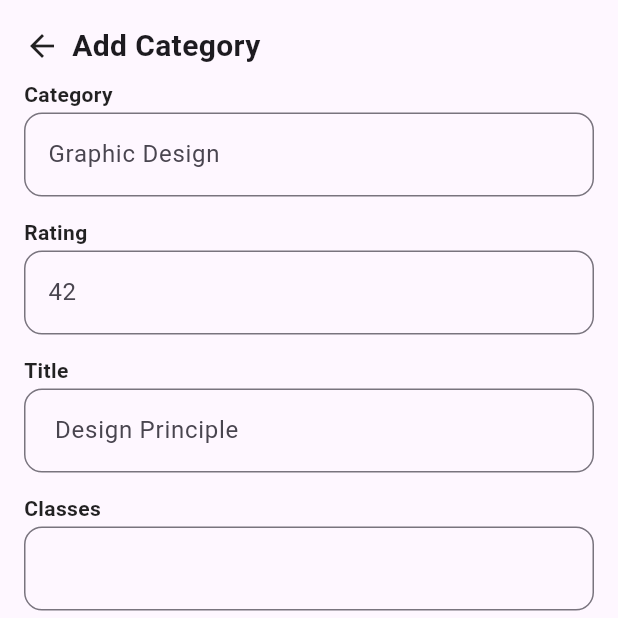
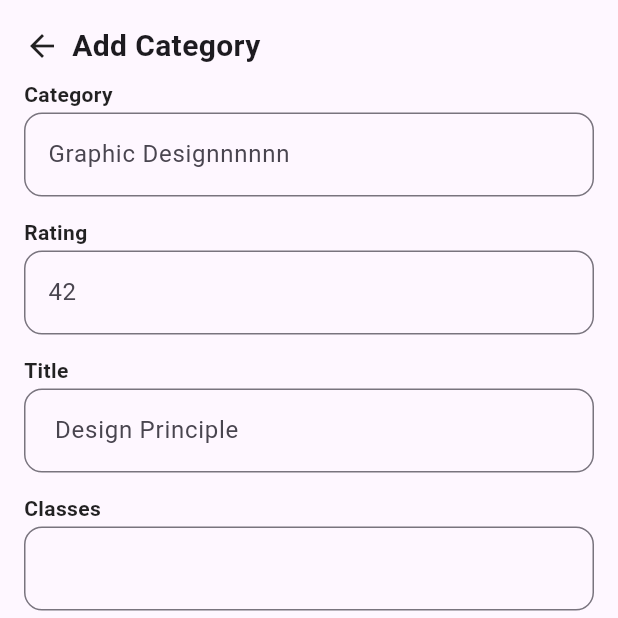
Before and after one commit to Ni7khi7l/Edupro, a Flutter app: the Category screen opened directly, on a phone screen of 412 x 824 dp, the top half of it. Run offline on Flutter 3.47's test engine with Material 3 defaults, Android fonts, the phone set to English and light mode, and no system bars; our stand-ins replace cloud_firestore, firebase_auth, firebase_core, shared_preferences; accounts and stored records are empty; network calls fail.

```diff
--- a/lib/features/category/pages/add_categories.dart
+++ b/lib/features/category/pages/add_categories.dart
@@ -85,7 +85,7 @@ class _CategoryState extends State<Category> {
                   ),
                   SizedBox(height: 2),
                   CustomTextFormField(
-                    hintText: "Graphic Design",
+                    hintText: "Graphic Designnnnnn",
                     hintStyle: TextStyle(color: Colors.black87),
                     border: OutlineInputBorder(),
                     decoration: InputDecoration(),
```
